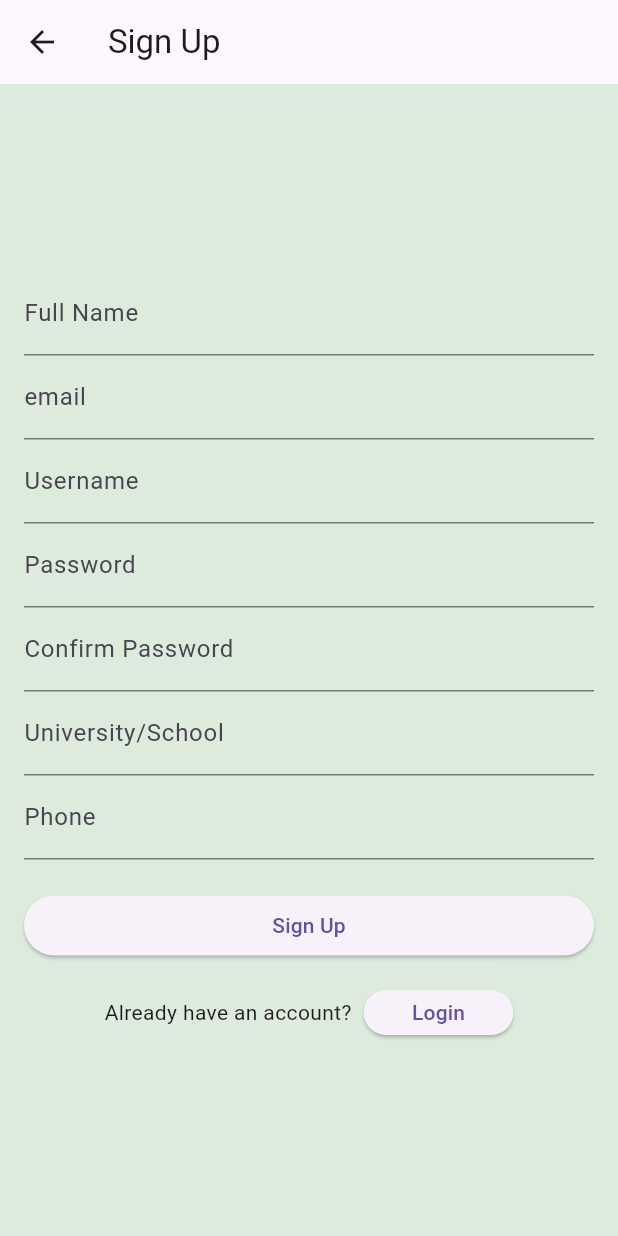
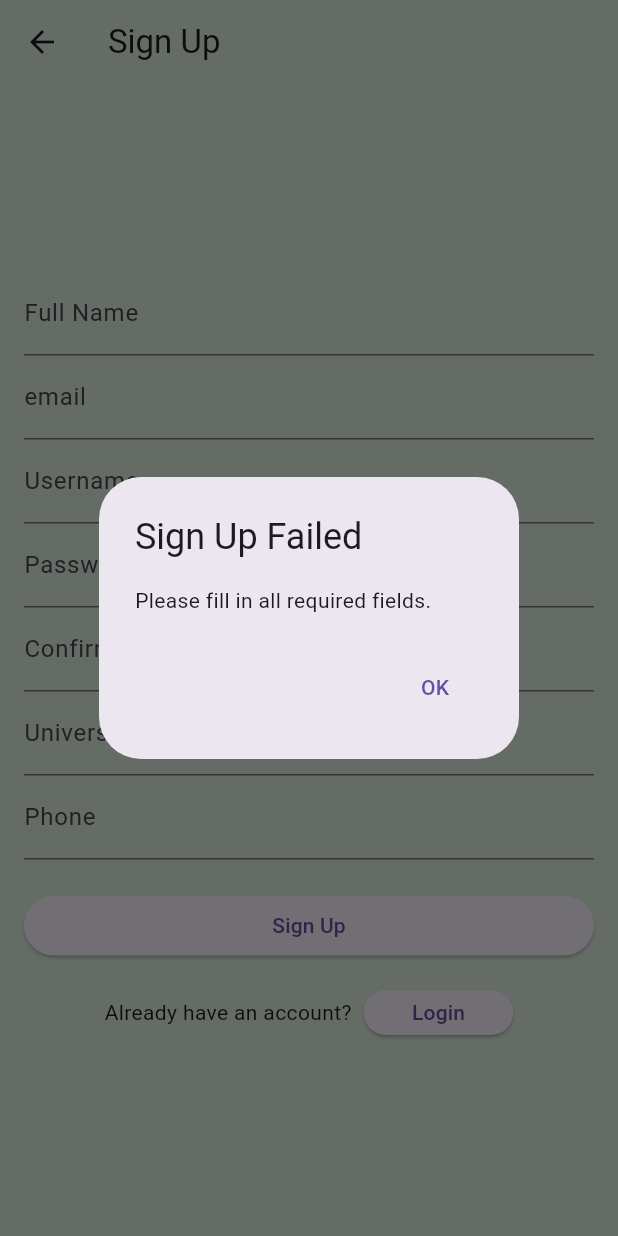
Before and after one commit to SabanMar/swm, a Flutter app: the SignUp screen opened directly, after a tap on "Sign Up", on a phone screen of 412 x 824 dp. Run offline on Flutter 3.47's test engine with Material 3 defaults, Android fonts, the phone set to English and light mode, and no system bars; our stand-ins replace permission_handler, shared_preferences; accounts and stored records are empty.

Commit message:
required fields in sign up

```diff
--- a/study_with_me/lib/signup.dart
+++ b/study_with_me/lib/signup.dart
@@ -37,6 +37,63 @@ class _SignUpPageState extends State<SignUp> {
 
   Future<void> signup(String fullName, String email, String username,
       String password, String uni, String phone) async {
+    String? fullNameError = _validateField(fullName, 'Full Name');
+    String? emailError = _validateField(email, 'Email');
+    String? usernameError = _validateField(username, 'Username');
+    String? passwordError = _validateField(password, 'Password');
+    String? confirmPasswordError =
+        _validateField(ConfirmPasswordController.text, 'Confirm Password');
+    String? universityError = _validateField(uni, 'University/School');
+    String? phoneError = _validateField(phone, 'Phone');
+
+    if (fullNameError != null ||
+        emailError != null ||
+        usernameError != null ||
+        passwordError != null ||
+        confirmPasswordError != null ||
+        universityError != null ||
+        phoneError != null) {
+      showDialog(
+        context: context,
+        builder: (BuildContext context) {
+          return AlertDialog(
+            title: const Text('Sign Up Failed'),
+            content: const Text('Please fill in all required fields.'),
+            actions: <Widget>[
+              TextButton(
+                onPressed: () {
+                  Navigator.of(context).pop();
+                },
+                child: const Text('OK'),
+              ),
+            ],
+          );
+        },
+      );
+      return;
+    }
+
+    if (password != ConfirmPasswordController.text) {
+      showDialog(
+        context: context,
+        builder: (BuildContext context) {
+          return AlertDialog(
+            title: const Text('Sign Up Failed'),
+            content: const Text('Passwords do not match.'),
+            actions: <Widget>[
+              TextButton(
+                onPressed: () {
+                  Navigator.of(context).pop();
+                },
+                child: const Text('OK'),
+              ),
+            ],
+          );
+        },
+      );
+      return;
+    }
+
     final url = Uri.parse('${config.localhost}/signup');
     Map<String, String> names = splitFullName(fullName);
 
@@ -86,10 +143,18 @@ class _SignUpPageState extends State<SignUp> {
     }
   }
 
+  String? _validateField(String value, String fieldName) {
+    if (value.isEmpty) {
+      return 'Please enter $fieldName';
+    }
+    return null; // Return null if validation succeeds
+  }
+
   @override
   Widget build(BuildContext context) {
     return Scaffold(
       appBar: AppBar(
+        backgroundColor: const Color(0xFFDDEBDD),
         title: const Text('Sign Up'),
       ),
       body: Padding(
--- a/study_with_me/pubspec.yaml
+++ b/study_with_me/pubspec.yaml
@@ -34,3 +34,4 @@ flutter:
   - assets/images/slash_screen.png
   - assets/images/registration.png
   - assets/images/login.png
+  - assets/images/avatars/
```
Also changed, not shown: study_with_me/pubspec.lock.
